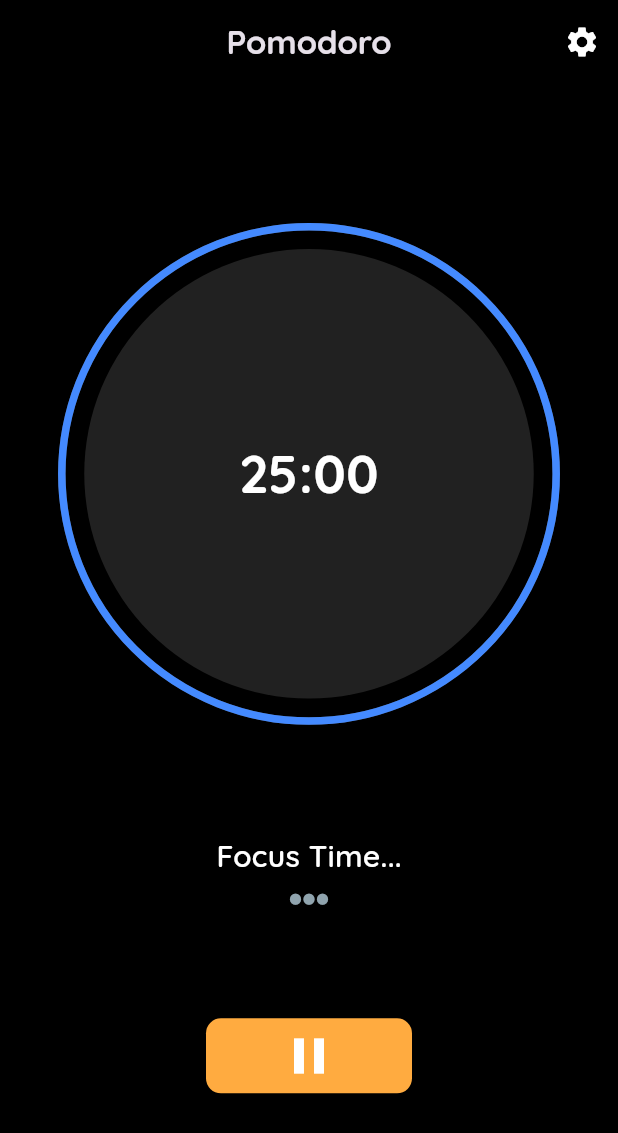
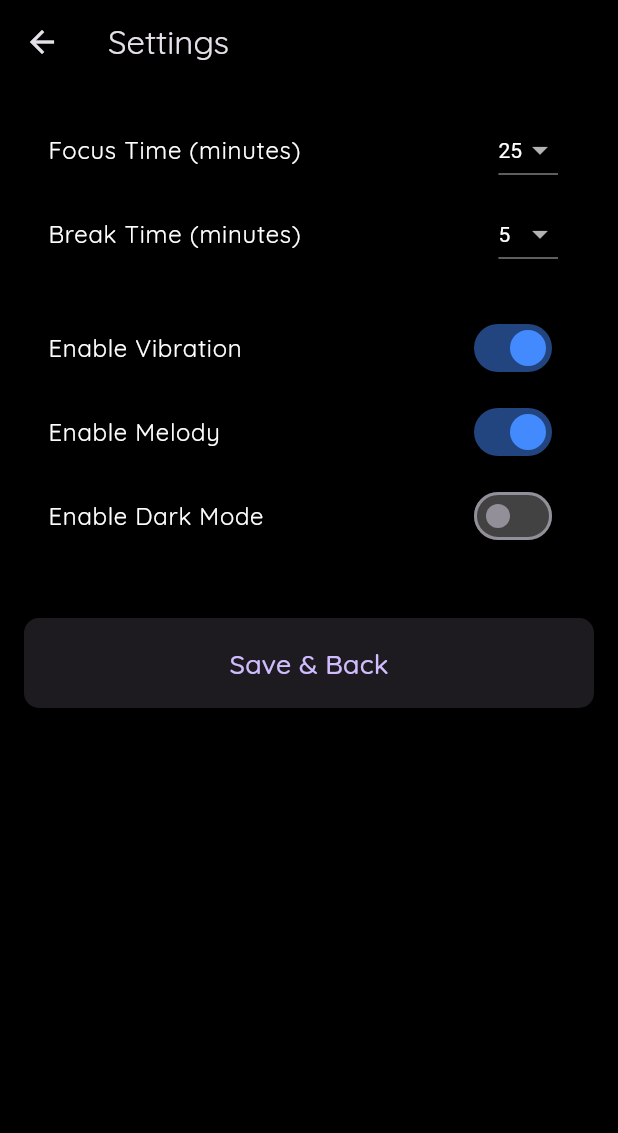
Before and after one commit to Omadbek01/Pomodoro_productivity, a Flutter app: the screen it shows after launch, after a tap on the "play arrow" icon, after a tap on the "settings" icon, on a phone screen of 412 x 824 dp. Shown: the top 1133 px of the screen. Run offline on Flutter 3.47's test engine with Material 3 defaults, Android fonts, the phone set to English and light mode, and no system bars; drawn by our look-alikes of circular_countdown_timer; our stand-ins replace shared_preferences, vibration; missing offline and left inert: ndialog.

Commit message:
Update to settings page

```diff
--- a/lib/main.dart
+++ b/lib/main.dart
@@ -3,14 +3,16 @@ import 'screens/home_page.dart';
 
 void main() {
   WidgetsFlutterBinding.ensureInitialized();
-  runApp(Pomodoro());
+  runApp(const Pomodoro());
 }
 
 
 class Pomodoro extends StatelessWidget {
+  const Pomodoro({super.key});
   @override
   Widget build(BuildContext context) {
     return MaterialApp(
+      debugShowCheckedModeBanner: false,
       theme: ThemeData(
         brightness: Brightness.dark,
         scaffoldBackgroundColor: const Color(0xFF2A2B4D),
--- a/lib/screens/home_page.dart
+++ b/lib/screens/home_page.dart
@@ -2,6 +2,9 @@ import 'package:flutter/material.dart';
 import 'package:circular_countdown_timer/circular_countdown_timer.dart';
 import 'package:ndialog/ndialog.dart';
 import 'package:vibration/vibration.dart';
+import '../utils/clockControlButton.dart';
+import '../screens/settingsPage.dart';
+import '../utils/settingsSharedPreferences.dart';
 
 class HomePage extends StatefulWidget {
   final List<Icon> timesCompleted = [];
@@ -12,7 +15,7 @@ class HomePage extends StatefulWidget {
         Icon(
           Icons.brightness_1_rounded,
           color: Colors.blueGrey.shade300,
-          size: 9.0,
+          size: 10.0,
         ),
       );
     }
@@ -22,160 +25,33 @@ class HomePage extends StatefulWidget {
   _HomePageState createState() => _HomePageState();
 }
 
-
 class _HomePageState extends State<HomePage> with TickerProviderStateMixin {
+  //ALL VARIABLES
   final CountDownController _clockController = CountDownController();
+  bool _isVibrationEnabled = true;
   bool _isClockStarted = false;
   bool _isPaused = false;
   bool _isBreakTime = false;
-  int focusTimeInMinutes = 25;
-  int breakTimeInMinutes = 5;
+  bool _isMelodyEnabled = true;
+  bool _isDarkModeEnabled = false;
+  int focusTimeInMinutes = 1;
+  int breakTimeInMinutes = 1;
+  int varSeconds = 5;
 
   @override
   void initState() {
-    _clockController.restart(duration: focusTimeInMinutes * 60);
+    _restartClock(duration: focusTimeInMinutes * varSeconds);
+    getSharedSettingsPrerefence();
     super.initState();
   }
 
-  void startClock() {
-    setState(() {
-      _clockController.start();
-      _isClockStarted = true;
-      _isPaused = false;
-    });
-  }
-
-  void pauseClock() {
-    setState(() {
-      _clockController.pause();
-      _isPaused = true;
-    });
-  }
-
-  void resumeClock() {
-    setState(() {
-      _clockController.resume();
-      _isPaused = false;
-    });
-  }
-
-  void resetClock() {
-    setState(() {
-      _clockController.restart(
-          duration: focusTimeInMinutes * 60); // Reset to 25 minutes
-      _clockController.pause(); // Ensure the timer does not auto-start
-      _isPaused = false;
-      _isClockStarted = false;
-      _isBreakTime = false;
-    });
-  }
-
-  void resetClockForPause() {
-    setState(() {
-      debugPrint("Pause Pause Pause");
-      _clockController.restart(
-          duration: breakTimeInMinutes * 60); // Reset to 5 minutes
-      _clockController.pause(); // Ensure the timer does not auto-start
-      _isPaused = false;
-      _isClockStarted = false;
-      _isBreakTime = true;
-    });
-  }
-
-  Future<void> handleCompletion() async {
-    int indexTimesCompleted = widget.timesCompleted
-        .indexWhere((icon) => icon.color == Colors.blueGrey.shade300);
-
-    if (_isBreakTime == false) {
-      resetClockForPause();
-    } else {
-      resetClock();
-    }
-
-    if (indexTimesCompleted != -1 && _isBreakTime == true) {
-      setState(() {
-        widget.timesCompleted[indexTimesCompleted] = const Icon(
-          Icons.brightness_1_rounded,
-          color: Colors.greenAccent,
-          size: 10.0,
-        );
-      });
-    }
-
-    await NDialog(
-      dialogStyle: DialogStyle(titleDivider: true),
-      title: const Text("Session Complete!"),
-      content: Padding(
-        padding: const EdgeInsets.only(left: 10, top: 20, bottom: 40),
-        child: !_isBreakTime
-            ? const Text("Great job! Let's focus again.")
-            : const Text("Great job! Take a short break."),
-      ),
-      actions: [
-        AnimatedContainer(
-          duration:
-          const Duration(milliseconds: 300), // Duration for the animation
-          curve: Curves.easeInOut, // Smooth curve for the animation
-          padding: const EdgeInsets.symmetric(horizontal: 30.0, vertical: 15.0),
-          child: ElevatedButton(
-            style: ElevatedButton.styleFrom(
-              backgroundColor: Colors.green,
-              shape: RoundedRectangleBorder(
-                  borderRadius: BorderRadius.circular(12.0)),
-            ),
-            child: TweenAnimationBuilder(
-              duration: const Duration(
-                  milliseconds: 300), // Duration for the text size animation
-              tween:
-              Tween<double>(begin: 14.0, end: 24.0), // Animating font size
-              builder: (context, fontSize, child) {
-                return Text(
-                  !_isBreakTime ? "Start Focus" : "Start Break",
-                  style: TextStyle(
-                    fontSize: fontSize,
-                    fontWeight: FontWeight.bold,
-                    color: Colors.white,
-                  ),
-                );
-              },
-            ),
-            onPressed: () {
-              Navigator.of(context).pop();
-            },
-          ),
-        ),
-      ],
-    ).show(context);
-
-    if ((await Vibration.hasVibrator()) == true) {
-      Vibration.vibrate(duration: 500);
-    }
-  }
-
+  //MAIN SCREEN-UI
   @override
   Widget build(BuildContext context) {
     final double height = MediaQuery.of(context).size.height / 2.5;
     final double width = MediaQuery.of(context).size.width / 1.2;
 
-    CircularCountDownTimer clock = CircularCountDownTimer(
-      controller: _clockController,
-      duration: focusTimeInMinutes * 60, // 25 minutes
-      height: height,
-      width: width,
-      ringColor: Colors.grey.shade800,
-      fillColor: Colors.blueAccent,
-      backgroundColor: Colors.grey.shade900,
-      strokeCap: StrokeCap.round,
-      isReverse: true,
-      isReverseAnimation: true,
-      autoStart: false,
-      textStyle: const TextStyle(
-        fontSize: 35.0,
-        fontWeight: FontWeight.bold,
-        color: Colors.white,
-      ),
-      onComplete: handleCompletion,
-    );
+    CircularCountDownTimer clock = buildCircularCountDownTimer(height, width);
 
     return Scaffold(
       appBar: AppBar(
@@ -187,8 +63,24 @@ class _HomePageState extends State<HomePage> with TickerProviderStateMixin {
         actions: [
           IconButton(
             icon: const Icon(Icons.settings, color: Colors.white),
-            onPressed: () {
-              // Navigate to settings page
+            onPressed: () async {
+              // Navigate to settings and wait for result
+              await Navigator.push(
+                context,
+                MaterialPageRoute(builder: (context) => const SettingsPage()),
+              );
+
+              // Refresh shared preferences after returning
+              await getSharedSettingsPrerefence();
+
+              // If the clock is not running, restart it with the updated duration
+              if (!_isClockStarted) {
+                setState(() {
+                  !_isBreakTime?
+                  _restartClock(duration: focusTimeInMinutes * varSeconds):
+                  _restartClock(duration: breakTimeInMinutes * varSeconds);
+                });
+              }
             },
           ),
         ],
@@ -218,11 +110,14 @@ class _HomePageState extends State<HomePage> with TickerProviderStateMixin {
                   ),
                 ],
               ),
+
+              //BUTTONS
               Row(
                 mainAxisAlignment: MainAxisAlignment.spaceEvenly,
                 children: [
+                  //PLAY BUTTON
                   if (!_isClockStarted || _isPaused)
-                    GestureDetector(
+                    ClockControlButton(
                         onTap: () {
                           if (!_isClockStarted) {
                             startClock();
@@ -230,51 +125,25 @@ class _HomePageState extends State<HomePage> with TickerProviderStateMixin {
                             resumeClock();
                           }
                         },
-                      child: Container(
-                        width: width / 2.5,
-                        height: 50.0,
-                        decoration: BoxDecoration(
                         color: Colors.blueAccent,
-                          borderRadius: BorderRadius.circular(10.0),
-                        ),
-                        child: const Center(
-                          child: Icon(Icons.play_arrow,
-                              color: Colors.white, size: 40.0),
-                        ),
-                      ),
-                    ),
+                        icon: Icons.play_arrow,
+                        width: width),
+
+                  //PAUSE BUTTON
                   if (_isClockStarted && !_isPaused)
-                    GestureDetector(
+                    ClockControlButton(
                         onTap: pauseClock,
-                      child: Container(
-                        width: width / 2.5,
-                        height: 50.0,
-                        decoration: BoxDecoration(
                         color: Colors.orangeAccent,
-                          borderRadius: BorderRadius.circular(10.0),
-                        ),
-                        child: const Center(
-                          child: Icon(Icons.pause,
-                              color: Colors.white, size: 40.0),
-                        ),
-                      ),
-                    ),
+                        icon: Icons.pause,
+                        width: width),
+
+                  //RESET BUTTON
                   if (_isPaused)
-                    GestureDetector(
+                    ClockControlButton(
                         onTap: resetClock,
-                      child: Container(
-                        width: width / 2.5,
-                        height: 50.0,
-                        decoration: BoxDecoration(
                         color: Colors.redAccent,
-                          borderRadius: BorderRadius.circular(10.0),
-                        ),
-                        child: const Center(
-                          child: Icon(Icons.replay,
-                              color: Colors.white, size: 40.0),
-                        ),
-                      ),
-                    ),
+                        icon: Icons.replay,
+                        width: width)
                 ],
               ),
             ],
@@ -283,4 +152,184 @@ class _HomePageState extends State<HomePage> with TickerProviderStateMixin {
       ),
     );
   }
+
+  // Utility to restart the clock
+  void _restartClock({required int duration, bool autoPause = true}) {
+    _clockController.restart(duration: duration);
+    if (autoPause) _clockController.pause();
   }
+
+  //Start the clock
+  void startClock() {
+    setState(() {
+      _clockController.start();
+      _isClockStarted = true;
+      _isPaused = false;
+    });
+  }
+
+  //Pause the clock
+  void pauseClock() {
+    setState(() {
+      _clockController.pause();
+      _isPaused = true;
+    });
+  }
+
+  //Resume the clock
+  void resumeClock() {
+    setState(() {
+      _clockController.resume();
+      _isPaused = false;
+    });
+  }
+
+  //Reset the clock
+  void resetClock() {
+    setState(() {
+      debugPrint("Focus time");
+      _restartClock(duration: focusTimeInMinutes * varSeconds);
+      _clockController.pause(); // Ensure the timer does not auto-start
+      _isPaused = false;
+      _isClockStarted = false;
+      _isBreakTime = false;
+    });
+  }
+
+  //Reset the clock for pause
+  void resetClockForPause() {
+    setState(() {
+      debugPrint("Break time");
+      _restartClock(duration: breakTimeInMinutes * (varSeconds - 2));
+      _clockController.pause(); // Ensure the timer does not auto-start
+      _isPaused = false;
+      _isClockStarted = false;
+      _isBreakTime = true;
+    });
+  }
+
+  // Handle session completion
+  Future<void> handleCompletion() async {
+    await _handleVibration();
+    _updateTimesCompleted();
+
+    // Reset clock based on session type
+    if (!_isBreakTime) {
+      resetClockForPause();
+    } else {
+      resetClock();
+    }
+
+    // Show dialog
+    await _showCompletionDialog();
+  }
+
+  //CircularCountDownTimer build
+  CircularCountDownTimer buildCircularCountDownTimer(
+      double height, double width) {
+    return CircularCountDownTimer(
+      controller: _clockController,
+      duration: focusTimeInMinutes * varSeconds, // 25 minutes
+      height: height,
+      width: width,
+      ringColor: Colors.grey.shade800,
+      fillColor: Colors.blueAccent,
+      backgroundColor: Colors.grey.shade900,
+      strokeCap: StrokeCap.round,
+      isReverse: true,
+      isReverseAnimation: true,
+      autoStart: false,
+      textStyle: const TextStyle(
+        fontSize: 35.0,
+        fontWeight: FontWeight.bold,
+        color: Colors.white,
+      ),
+      onComplete: handleCompletion,
+    );
+  }
+
+  // Handle device vibration
+  Future<void> _handleVibration() async {
+    if ((await Vibration.hasVibrator()) == true && _isVibrationEnabled) {
+      Vibration.vibrate(duration: 500);
+      debugPrint("Vibrating for half a second.");
+    } else {
+      debugPrint("No vibration detected. Vibration pref: $_isVibrationEnabled");
+    }
+  }
+
+  // Update times completed
+  void _updateTimesCompleted() {
+    int indexTimesCompleted = widget.timesCompleted
+        .indexWhere((icon) => icon.color == Colors.blueGrey.shade300);
+
+    if (indexTimesCompleted != -1 && !_isBreakTime) {
+      setState(() {
+        widget.timesCompleted[indexTimesCompleted] = const Icon(
+          Icons.brightness_1_rounded,
+          color: Colors.greenAccent,
+          size: 11.0,
+        );
+      });
+    }
+  }
+
+// Show completion dialog
+  Future<void> _showCompletionDialog() async {
+    await NDialog(
+      dialogStyle: DialogStyle(titleDivider: true),
+      title: const Text("Session Complete!"),
+      content: Padding(
+        padding: const EdgeInsets.only(left: 10, top: 20, bottom: 40),
+        child: !_isBreakTime
+            ? const Text("Great job! Let's focus again.")
+            : const Text("Great job! Take a short break."),
+      ),
+      actions: [
+        _buildDialogActionButton(context),
+      ],
+    ).show(context);
+  }
+
+// Build dialog action button
+  Widget _buildDialogActionButton(BuildContext context) {
+    return AnimatedContainer(
+      duration: const Duration(milliseconds: 300),
+      curve: Curves.easeInOut,
+      padding: const EdgeInsets.symmetric(horizontal: 30.0, vertical: 15.0),
+      child: ElevatedButton(
+        style: ElevatedButton.styleFrom(
+          backgroundColor: Colors.green,
+          shape:
+              RoundedRectangleBorder(borderRadius: BorderRadius.circular(12.0)),
+        ),
+        child: TweenAnimationBuilder(
+          duration: const Duration(milliseconds: 300),
+          tween: Tween<double>(begin: 14.0, end: 24.0),
+          builder: (context, fontSize, child) {
+            return Text(
+              !_isBreakTime ? "Start Focus" : "Start Break",
+              style: TextStyle(
+                fontSize: fontSize,
+                fontWeight: FontWeight.bold,
+                color: Colors.white,
+              ),
+            );
+          },
+        ),
+        onPressed: () {
+          Navigator.of(context).pop();
+        },
+      ),
+    );
+  }
+
+  getSharedSettingsPrerefence() async {
+    focusTimeInMinutes = await PreferencesService.getFocusTime();
+    breakTimeInMinutes = await PreferencesService.getBreakTime();
+    _isVibrationEnabled = await PreferencesService.isVibrationEnabled();
+    _isMelodyEnabled = await PreferencesService.isMelodyEnabled();
+    _isDarkModeEnabled = await PreferencesService.isDarkModeEnabled();
+    setState(() {});
+  }
+}
--- /dev/null
+++ b/lib/screens/settingsPage.dart
@@ -0,0 +1,179 @@
+import 'package:flutter/material.dart';
+import '../utils/settingsSharedPreferences.dart';
+
+class SettingsPage extends StatefulWidget {
+  const SettingsPage({super.key});
+
+  @override
+  _SettingsPageState createState() => _SettingsPageState();
+}
+
+class _SettingsPageState extends State<SettingsPage> {
+  int? _focusTime; // Default focus time in minutes
+  int? _breakTime; // Default break time in minutes
+  bool? _isVibrationEnabled;
+  bool? _isMelodyEnabled;
+  bool? _isDarkModeEnabled;
+
+  @override
+  void initState() {
+    super.initState();
+    _loadPreferences();
+  }
+
+  // Load preferences from PreferencesService asynchronously
+  Future<void> _loadPreferences() async {
+    _focusTime = await PreferencesService.getFocusTime() ?? 25;
+    _breakTime = await PreferencesService.getBreakTime() ?? 5;
+    _isVibrationEnabled = await PreferencesService.isVibrationEnabled() ?? true;
+    _isMelodyEnabled = await PreferencesService.isMelodyEnabled() ?? true;
+    _isDarkModeEnabled = await PreferencesService.isDarkModeEnabled() ?? false;
+    setState(() {});
+  }
+
+  @override
+  Widget build(BuildContext context) {
+    return Scaffold(
+      appBar: AppBar(
+        title: const Text("Settings"),
+        backgroundColor: Colors.black,
+      ),
+      body: _isVibrationEnabled == null
+          ? const Center(
+              child: CircularProgressIndicator(), // Show loader while loading
+            )
+          : Container(
+              color: Colors.black,
+              padding: const EdgeInsets.all(16.0),
+              child: ListView(
+                children: <Widget>[
+                  // Focus Time Setting
+                  _buildTimeSetting(
+                    title: "Focus Time (minutes)",
+                    value: _focusTime ?? 25,
+                    onChanged: (value) {
+                      setState(() {
+                        _focusTime = value;
+                        PreferencesService.setFocusTime(value ?? 25);
+                      });
+                    },
+                  ),
+
+                  // Break Time Setting
+                  _buildTimeSetting(
+                    title: "Break Time (minutes)",
+                    value: _breakTime ?? 5,
+                    onChanged: (value) {
+                      setState(() {
+                        _breakTime = value;
+                        PreferencesService.setBreakTime(value ?? 5);
+                      });
+                    },
+                  ),
+
+                  const SizedBox(height: 20),
+
+                  // Vibration Switch
+                  _buildSwitch(
+                    title: "Enable Vibration",
+                    value: _isVibrationEnabled!,
+                    onChanged: (value) {
+                      setState(() {
+                        _isVibrationEnabled = value;
+                        PreferencesService.setVibrationEnabled(value);
+                      });
+                    },
+                  ),
+
+                  // Melody Switch
+                  _buildSwitch(
+                    title: "Enable Melody",
+                    value: _isMelodyEnabled?? true,
+                    onChanged: (value) {
+                      setState(() {
+                        _isMelodyEnabled = value;
+                        PreferencesService.setMelodyEnabled(value);
+                      });
+                    },
+                  ),
+
+                  // Dark Mode Switch
+                  _buildSwitch(
+                    title: "Enable Dark Mode",
+                    value: _isDarkModeEnabled?? false,
+                    onChanged: (value) {
+                      setState(() {
+                        _isDarkModeEnabled = value;
+                        PreferencesService.setDarkModeEnabled(value);
+                      });
+                    },
+                  ),
+
+                  const SizedBox(height: 40),
+
+                  // Save & Back button
+                  ElevatedButton(
+                    style: ElevatedButton.styleFrom(
+                      minimumSize:
+                          const Size(double.infinity, 60), // Full width, fixed height
+                      shape: RoundedRectangleBorder(
+                        borderRadius:
+                            BorderRadius.circular(10), // Rounded corners
+                      ),
+                    ),
+                    onPressed: () async {
+                      print("Preferences saved: Focus Time = $_focusTime, Break Time = $_breakTime");
+                      Navigator.pop(context); // Go back to the previous page
+                    },
+                    child: const Text('Save & Back',
+                        style: TextStyle(fontSize: 18)),
+                  ),
+                ],
+              ),
+            ),
+    );
+  }
+
+  Widget _buildTimeSetting({
+    required String title,
+    required int value,
+    required ValueChanged<int?> onChanged,
+  }) {
+    return ListTile(
+      title: Text(
+        title,
+        style: const TextStyle(color: Colors.white),
+      ),
+      trailing: DropdownButton<int>(
+        value: value,
+        dropdownColor: Colors.grey.shade900,
+        style: const TextStyle(color: Colors.white),
+        items: List.generate(
+          60,
+          (index) => DropdownMenuItem(
+            value: index + 1,
+            child: Text("${index + 1}"),
+          ),
+        ),
+        onChanged: onChanged,
+      ),
+    );
+  }
+
+  Widget _buildSwitch({
+    required String title,
+    required bool value,
+    required ValueChanged<bool> onChanged,
+  }) {
+    return SwitchListTile(
+      title: Text(
+        title,
+        style: const TextStyle(color: Colors.white),
+      ),
+      value: value,
+      activeColor: Colors.blueAccent,
+      inactiveTrackColor: Colors.grey.shade800,
+      onChanged: onChanged,
+    );
+  }
+}
--- /dev/null
+++ b/lib/utils/clockControlButton.dart
@@ -0,0 +1,34 @@
+import 'package:flutter/material.dart';
+
+class ClockControlButton extends StatelessWidget {
+  final VoidCallback onTap;
+  final Color color;
+  final IconData icon;
+  final double width;
+
+  const ClockControlButton({
+    Key? key,
+    required this.onTap,
+    required this.color,
+    required this.icon,
+    required this.width,
+  }) : super(key: key);
+
+  @override
+  Widget build(BuildContext context) {
+    return GestureDetector(
+      onTap: onTap,
+      child: Container(
+        width: width / 2.5,
+        height: 50.0,
+        decoration: BoxDecoration(
+          color: color,
+          borderRadius: BorderRadius.circular(10.0),
+        ),
+        child: Center(
+          child: Icon(icon, color: Colors.white, size: 40.0),
+        ),
+      ),
+    );
+  }
+}
--- /dev/null
+++ b/lib/utils/settingsSharedPreferences.dart
@@ -0,0 +1,101 @@
+import 'package:flutter/cupertino.dart';
+import 'package:shared_preferences/shared_preferences.dart';
+
+class PreferencesService {
+  // Focus Time (in minutes)
+  static Future<int> getFocusTime() async {
+    try {
+      final preferences = await SharedPreferences.getInstance();
+      print(preferences.getKeys());
+      return preferences.getInt('focusTime') ?? 25;
+    } catch (e) {
+      rethrow;
+    }
+  }
+
+  static Future<void> setFocusTime(int value) async {
+    try {
+      final preferences = await SharedPreferences.getInstance();
+      debugPrint('focus time set to $value');
+      await preferences.setInt('focusTime', value);
+    } catch (e) {
+      rethrow;
+    }
+  }
+
+  // Break Time (in minutes)
+  static Future<int> getBreakTime() async {
+    try {
+      final preferences = await SharedPreferences.getInstance();
+      return preferences.getInt('breakTime') ?? 5;
+    } catch (e) {
+      rethrow;
+    }
+  }
+
+  static Future<void> setBreakTime(int value) async {
+    try {
+      final preferences = await SharedPreferences.getInstance();
+      await preferences.setInt('breakTime', value);
+    } catch (e) {
+      rethrow;
+    }
+  }
+
+  // Vibration
+  static Future<bool> isVibrationEnabled() async {
+    try {
+      final preferences = await SharedPreferences.getInstance();
+      return preferences.getBool('vibration') ?? true;
+    } catch (e) {
+      rethrow;
+    }
+  }
+
+  static Future<void> setVibrationEnabled(bool value) async {
+    try {
+      final preferences = await SharedPreferences.getInstance();
+      await preferences.setBool('vibration', value);
+    } catch (e) {
+      rethrow;
+    }
+  }
+
+  // Melody
+  static Future<bool> isMelodyEnabled() async {
+    try {
+      final preferences = await SharedPreferences.getInstance();
+      return preferences.getBool('melody') ?? true;
+    } catch (e) {
+      rethrow;
+    }
+  }
+
+  static Future<void> setMelodyEnabled(bool value) async {
+    try {
+      final preferences = await SharedPreferences.getInstance();
+      await preferences.setBool('melody', value);
+    } catch (e) {
+      rethrow;
+    }
+  }
+
+  // Dark Mode
+  static Future<bool> isDarkModeEnabled() async {
+    try {
+      final preferences = await SharedPreferences.getInstance();
+      return preferences.getBool('darkMode') ?? false;
+    } catch (e) {
+      rethrow;
+    }
+  }
+
+  static Future<void> setDarkModeEnabled(bool value) async {
+    try {
+      final preferences = await SharedPreferences.getInstance();
+      await preferences.setBool('darkMode', value);
+    } catch (e) {
+      rethrow;
+    }
+  }
+}
--- a/pubspec.yaml
+++ b/pubspec.yaml
@@ -36,6 +36,8 @@ dependencies:
   cupertino_icons: ^1.0.6
   ndialog: ^4.3.1
   vibration: ^1.8.4
+  shared_preferences: ^2.3.2
+  audioplayers: ^6.1.0
 
 dev_dependencies:
   flutter_test:
@@ -61,7 +63,8 @@ flutter:
   uses-material-design: true
 
   # To add assets to your application, add an assets section, like this:
-  # assets:
+  assets:
+    - assets/melodies/
   #   - images/a_dot_burr.jpeg
   #   - images/a_dot_ham.jpeg
 
```
Also changed, not shown: pubspec.lock, 1 other file. Lines whose indentation alone changed are shown as unchanged.
